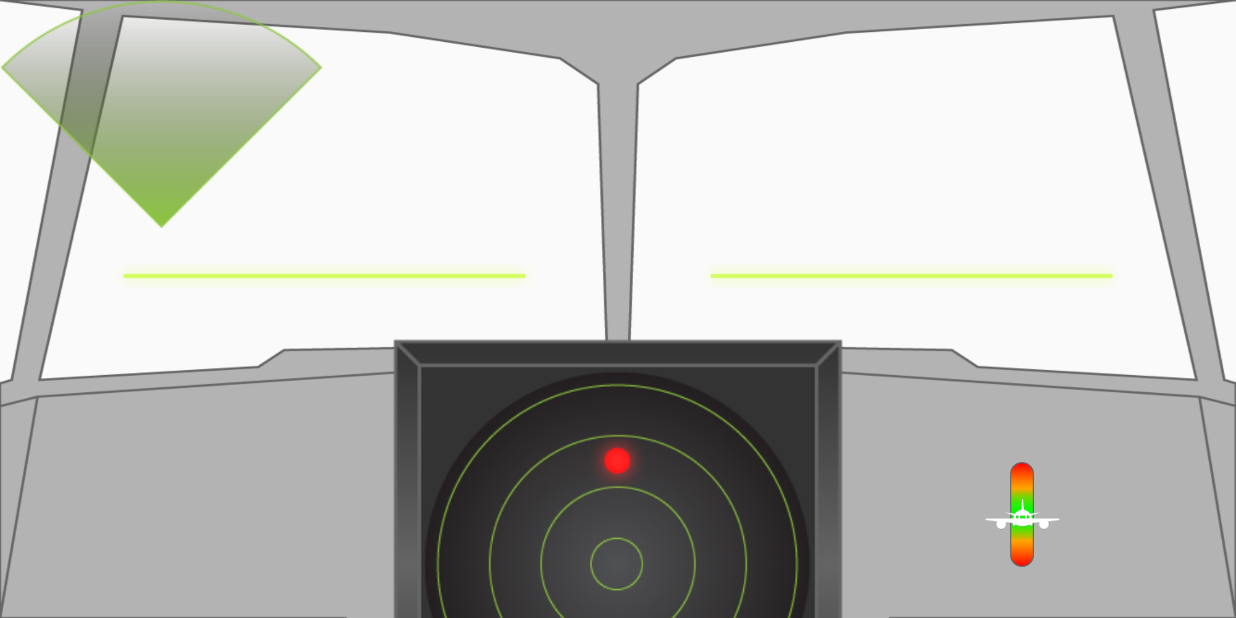
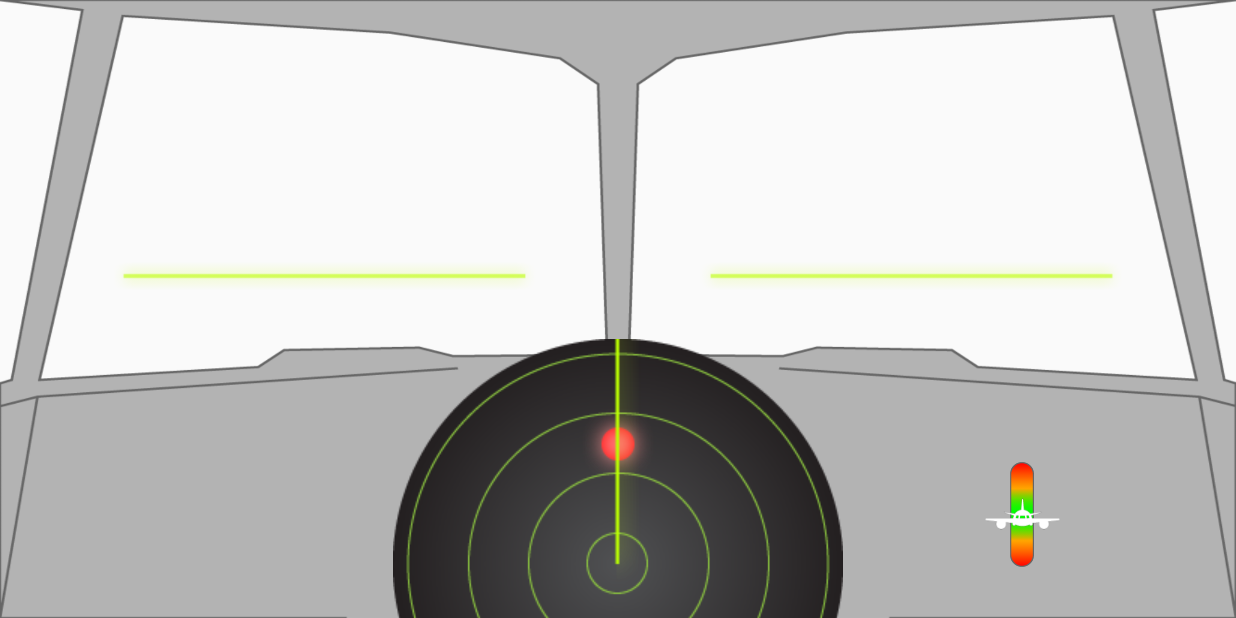
Before and after one commit to Jeremy461/FlomajerkenApp, an Android app: the CameraActivity screen opened directly, with no data from a screen before it, on a phone screen of 824 x 412 dp (held sideways). Run offline under Robolectric (Android 15) with nearby library versions, the phone set to English and light mode, and no system bars; 1 statement that could not run was skipped.

Commit message:
Edited radar

```diff
--- a/app/src/main/java/com/flomajerken/airport/CameraActivity.java
+++ b/app/src/main/java/com/flomajerken/airport/CameraActivity.java
@@ -34,6 +34,7 @@ public class CameraActivity extends AppCompatActivity {
     private boolean verticalDirection;
     private boolean gravityMiddle = false;
     private float altitude = 0;
+    private float radarRotation = 0;
 
     private int mAzimuth = 0;
 
@@ -108,8 +109,11 @@ public class CameraActivity extends AppCompatActivity {
                     mAzimuth = (int) ( Math.toDegrees( SensorManager.getOrientation( rMat, orientation )[0] ) + 360 ) % 360;
                     Log.d(LOG_TAG, mAzimuth + "");
 
-                    rotate(mAzimuth, findViewById(iv_cockpit_radar_marker));
+                    rotate( (float) -mAzimuth, findViewById(R.id.iv_cockpit_radar_marker));
                 }
+
+                rotate(-radarRotation, findViewById(R.id.iv_cockpit_radar_line));
+                radarRotation++;
             }
 
             @Override
--- a/app/src/main/res/layout/activity_camera.xml
+++ b/app/src/main/res/layout/activity_camera.xml
@@ -97,12 +97,6 @@
             android:layout_marginTop="226dp" />
 
         <ImageView
-            android:id="@+id/iv_cockpit_radar_los"
-            android:layout_width="wrap_content"
-            android:layout_height="wrap_content"
-            app:srcCompat="@drawable/cockpit_radar_line-of-sight" />
-
-        <ImageView
             android:id="@+id/iv_cockpit_radar_marker"
             android:layout_width="300dp"
             android:layout_height="300dp"
@@ -114,6 +108,18 @@
             android:layout_marginLeft="0dp"
             app:layout_constraintLeft_toLeftOf="@+id/iv_cockpit_radar"
             app:layout_constraintHorizontal_bias="0.076" />
+
+        <ImageView
+            android:id="@+id/iv_cockpit_radar_line"
+            android:layout_width="wrap_content"
+            android:layout_height="wrap_content"
+            android:layout_marginLeft="8dp"
+            android:layout_marginRight="8dp"
+            android:layout_marginTop="0dp"
+            app:layout_constraintLeft_toLeftOf="@+id/iv_cockpit_radar_marker"
+            app:layout_constraintRight_toRightOf="@+id/iv_cockpit_radar_marker"
+            app:layout_constraintTop_toTopOf="@+id/iv_cockpit_radar_marker"
+            app:srcCompat="@drawable/cockpit_radar_scanner" />
     </android.support.constraint.ConstraintLayout>
 
 </RelativeLayout>
```
Also changed, not shown: app/src/main/res/drawable/cockpit_radar_bg.png, app/src/main/res/drawable/cockpit_radar_line_of_sight.png (renamed from app/src/main/res/drawable/cockpit_radar_line-of-sight.png), app/src/main/res/drawable/cockpit_radar_marker.png, app/src/main/res/drawable/cockpit_radar_scanner.png (added).
